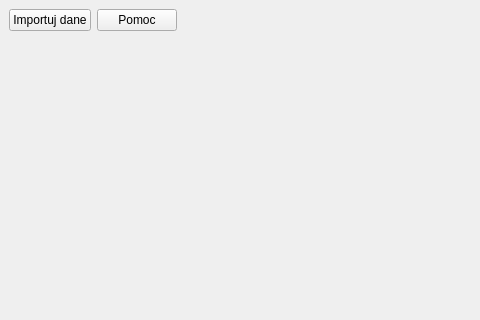
Qt form ui/Ui_MainWindow.ui (CrossCRS/umcs-ica) before a commit; both pictures show x 0 to 480 and y 0 to 320 of the 800 by 600 pixel window.
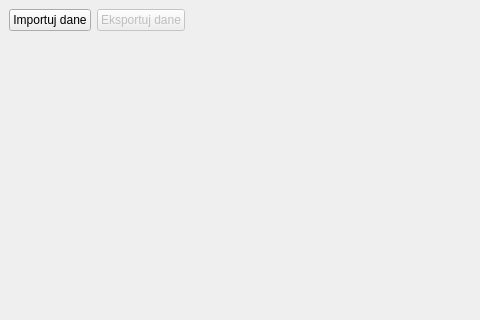
The same form after that commit.

Diff of the .ui file:
```diff
--- a/ui/Ui_MainWindow.ui
+++ b/ui/Ui_MainWindow.ui
@@ -25,9 +25,12 @@
        </widget>
       </item>
       <item>
-       <widget class="QPushButton" name="bHelp">
+       <widget class="QPushButton" name="bExport">
+        <property name="enabled">
+         <bool>false</bool>
+        </property>
         <property name="text">
-         <string>Pomoc</string>
+         <string>Eksportuj dane</string>
         </property>
        </widget>
       </item>
```
